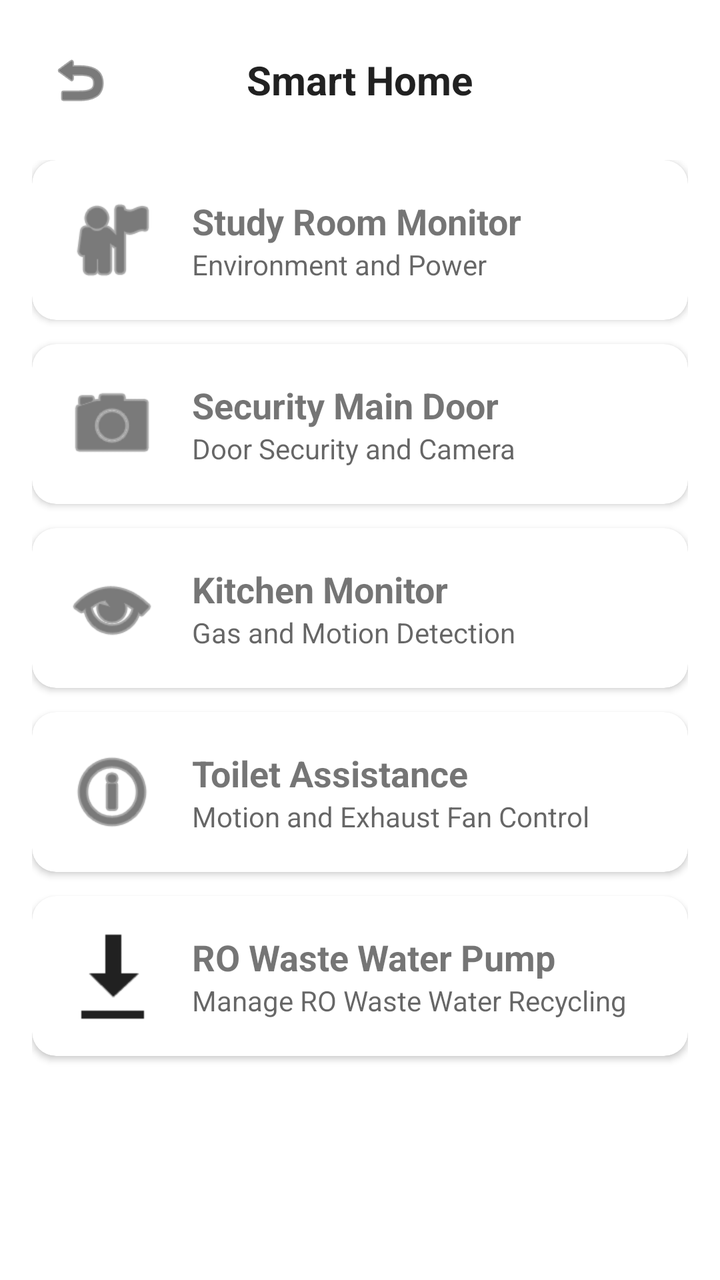
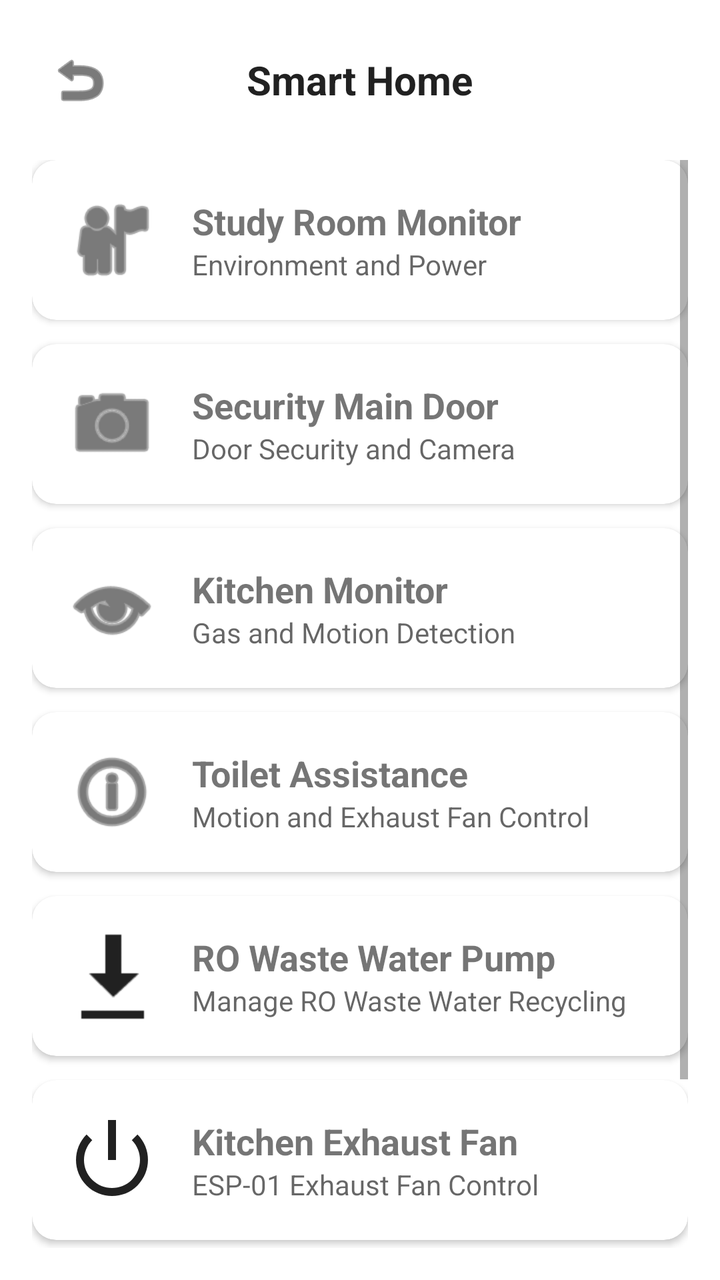

Before-and-after screenshots of an Android layout around one commit, followed by the original layout XML and the change that was made.
<!-- AndroidManifest.xml: application theme Theme.Sample -->
<!-- res/layout/activity_smart_home.xml -->
<?xml version="1.0" encoding="utf-8"?>
<LinearLayout xmlns:android="http://schemas.android.com/apk/res/android"
    xmlns:app="http://schemas.android.com/apk/res-auto"
    android:layout_width="match_parent"
    android:layout_height="match_parent"
    android:orientation="vertical"
    android:padding="16dp"
    android:background="?android:attr/colorBackground">

    <RelativeLayout
        android:layout_width="match_parent"
        android:layout_height="wrap_content"
        android:layout_marginBottom="16dp">

        <ImageButton
            android:id="@+id/btn_back"
            android:layout_width="48dp"
            android:layout_height="48dp"
            android:background="?attr/selectableItemBackgroundBorderless"
            android:src="@android:drawable/ic_menu_revert"
            android:contentDescription="@string/content_desc_back"
            app:tint="?android:attr/textColorPrimary" />

        <TextView
            android:layout_width="wrap_content"
            android:layout_height="wrap_content"
            android:layout_centerInParent="true"
            android:text="@string/title_smart_home"
            android:textColor="?android:attr/textColorPrimary"
            android:textSize="20sp"
            android:textStyle="bold" />
    </RelativeLayout>

    <ScrollView
        android:layout_width="match_parent"
        android:layout_height="0dp"
        android:layout_weight="1">

        <LinearLayout
            android:layout_width="match_parent"
            android:layout_height="wrap_content"
            android:orientation="vertical">

            
            <com.google.android.material.card.MaterialCardView
                android:id="@+id/card_study_room"
                android:layout_width="match_parent"
                android:layout_height="wrap_content"
                android:layout_marginBottom="12dp"
                android:clickable="true"
                android:focusable="true"
                app:cardCornerRadius="12dp"
                app:cardElevation="2dp">

                <LinearLayout
                    android:layout_width="match_parent"
                    android:layout_height="wrap_content"
                    android:orientation="horizontal"
                    android:padding="16dp"
                    android:gravity="center_vertical">

                    <ImageView
                        android:layout_width="48dp"
                        android:layout_height="48dp"
                        android:src="@android:drawable/ic_menu_myplaces"
                        app:tint="?android:attr/textColorPrimary" />

                    <LinearLayout
                        android:layout_width="0dp"
                        android:layout_height="wrap_content"
                        android:layout_weight="1"
                        android:orientation="vertical"
                        android:layout_marginStart="16dp">

                        <TextView
                            android:layout_width="wrap_content"
                            android:layout_height="wrap_content"
                            android:text="@string/title_study_room"
                            android:textSize="18sp"
                            android:textStyle="bold" />

                        <TextView
                            android:layout_width="wrap_content"
                            android:layout_height="wrap_content"
                            android:text="@string/desc_study_room"
                            android:textSize="14sp"
                            android:textColor="?android:attr/textColorSecondary" />
                    </LinearLayout>
                </LinearLayout>
            </com.google.android.material.card.MaterialCardView>

            
            <com.google.android.material.card.MaterialCardView
                android:id="@+id/card_main_door"
                android:layout_width="match_parent"
                android:layout_height="wrap_content"
                android:layout_marginBottom="12dp"
                android:clickable="true"
                android:focusable="true"
                app:cardCornerRadius="12dp"
                app:cardElevation="2dp">

                <LinearLayout
                    android:layout_width="match_parent"
                    android:layout_height="wrap_content"
                    android:orientation="horizontal"
                    android:padding="16dp"
                    android:gravity="center_vertical">

                    <ImageView
                        android:layout_width="48dp"
                        android:layout_height="48dp"
                        android:src="@android:drawable/ic_menu_camera"
                        app:tint="?android:attr/textColorPrimary" />

                    <LinearLayout
                        android:layout_width="0dp"
                        android:layout_height="wrap_content"
                        android:layout_weight="1"
                        android:orientation="vertical"
                        android:layout_marginStart="16dp">

                        <TextView
                            android:layout_width="wrap_content"
                            android:layout_height="wrap_content"
                            android:text="@string/title_main_door"
                            android:textSize="18sp"
                            android:textStyle="bold" />

                        <TextView
                            android:layout_width="wrap_content"
                            android:layout_height="wrap_content"
                            android:text="@string/desc_main_door"
                            android:textSize="14sp"
                            android:textColor="?android:attr/textColorSecondary" />
                    </LinearLayout>
                </LinearLayout>
            </com.google.android.material.card.MaterialCardView>

            
            <com.google.android.material.card.MaterialCardView
                android:id="@+id/card_kitchen"
                android:layout_width="match_parent"
                android:layout_height="wrap_content"
                android:layout_marginBottom="12dp"
                android:clickable="true"
                android:focusable="true"
                app:cardCornerRadius="12dp"
                app:cardElevation="2dp">

                <LinearLayout
                    android:layout_width="match_parent"
                    android:layout_height="wrap_content"
                    android:orientation="horizontal"
                    android:padding="16dp"
                    android:gravity="center_vertical">

                    <ImageView
                        android:layout_width="48dp"
                        android:layout_height="48dp"
                        android:src="@android:drawable/ic_menu_view"
                        app:tint="?android:attr/textColorPrimary" />

                    <LinearLayout
                        android:layout_width="0dp"
                        android:layout_height="wrap_content"
                        android:layout_weight="1"
                        android:orientation="vertical"
                        android:layout_marginStart="16dp">

                        <TextView
                            android:layout_width="wrap_content"
                            android:layout_height="wrap_content"
                            android:text="@string/title_kitchen"
                            android:textSize="18sp"
                            android:textStyle="bold" />

                        <TextView
                            android:layout_width="wrap_content"
                            android:layout_height="wrap_content"
                            android:text="@string/desc_kitchen"
                            android:textSize="14sp"
                            android:textColor="?android:attr/textColorSecondary" />
                    </LinearLayout>
                </LinearLayout>
            </com.google.android.material.card.MaterialCardView>

            
            <com.google.android.material.card.MaterialCardView
                android:id="@+id/card_toilet"
                android:layout_width="match_parent"
                android:layout_height="wrap_content"
                android:layout_marginBottom="12dp"
                android:clickable="true"
                android:focusable="true"
                app:cardCornerRadius="12dp"
                app:cardElevation="2dp">

                <LinearLayout
                    android:layout_width="match_parent"
                    android:layout_height="wrap_content"
                    android:orientation="horizontal"
                    android:padding="16dp"
                    android:gravity="center_vertical">

                    <ImageView
                        android:layout_width="48dp"
                        android:layout_height="48dp"
                        android:src="@android:drawable/ic_menu_info_details"
                        app:tint="?android:attr/textColorPrimary" />

                    <LinearLayout
                        android:layout_width="0dp"
                        android:layout_height="wrap_content"
                        android:layout_weight="1"
                        android:orientation="vertical"
                        android:layout_marginStart="16dp">

                        <TextView
                            android:layout_width="wrap_content"
                            android:layout_height="wrap_content"
                            android:text="@string/title_toilet"
                            android:textSize="18sp"
                            android:textStyle="bold" />

                        <TextView
                            android:layout_width="wrap_content"
                            android:layout_height="wrap_content"
                            android:text="@string/desc_toilet"
                            android:textSize="14sp"
                            android:textColor="?android:attr/textColorSecondary" />
                    </LinearLayout>
                </LinearLayout>
            </com.google.android.material.card.MaterialCardView>

            
            <com.google.android.material.card.MaterialCardView
                android:id="@+id/card_ro_pump"
                android:layout_width="match_parent"
                android:layout_height="wrap_content"
                android:layout_marginBottom="12dp"
                android:clickable="true"
                android:focusable="true"
                app:cardCornerRadius="12dp"
                app:cardElevation="2dp">

                <LinearLayout
                    android:layout_width="match_parent"
                    android:layout_height="wrap_content"
                    android:orientation="horizontal"
                    android:padding="16dp"
                    android:gravity="center_vertical">

                    <ImageView
                        android:layout_width="48dp"
                        android:layout_height="48dp"
                        android:src="@android:drawable/stat_sys_download"
                        app:tint="?android:attr/textColorPrimary" />

                    <LinearLayout
                        android:layout_width="0dp"
                        android:layout_height="wrap_content"
                        android:layout_weight="1"
                        android:orientation="vertical"
                        android:layout_marginStart="16dp">

                        <TextView
                            android:layout_width="wrap_content"
                            android:layout_height="wrap_content"
                            android:text="@string/title_ro_pump"
                            android:textSize="18sp"
                            android:textStyle="bold" />

                        <TextView
                            android:layout_width="wrap_content"
                            android:layout_height="wrap_content"
                            android:text="@string/desc_ro_pump"
                            android:textSize="14sp"
                            android:textColor="?android:attr/textColorSecondary" />
                    </LinearLayout>
                </LinearLayout>
            </com.google.android.material.card.MaterialCardView>

        </LinearLayout>
    </ScrollView>

</LinearLayout>
<!-- resources referenced by this layout -->
<resources>
  <string name="content_desc_back">Back to Menu</string>
  <string name="desc_kitchen">Gas and Motion Detection</string>
  <string name="desc_main_door">Door Security and Camera</string>
  <string name="desc_ro_pump">Manage RO Waste Water Recycling</string>
  <string name="desc_study_room">Environment and Power</string>
  <string name="desc_toilet">Motion and Exhaust Fan Control</string>
  <string name="title_kitchen">Kitchen Monitor</string>
  <string name="title_main_door">Security Main Door</string>
  <string name="title_ro_pump">RO Waste Water Pump</string>
  <string name="title_smart_home">Smart Home</string>
  <string name="title_study_room">Study Room Monitor</string>
  <string name="title_toilet">Toilet Assistance</string>
  <style name="Theme.Sample" parent="Theme.MaterialComponents.DayNight.NoActionBar">
          
          <item name="colorPrimary">@color/purple_500</item>
          <item name="colorPrimaryVariant">@color/purple_700</item>
          <item name="colorOnPrimary">@color/white</item>
          
          <item name="colorSecondary">@color/teal_200</item>
          <item name="colorSecondaryVariant">@color/teal_700</item>
          <item name="colorOnSecondary">@color/black</item>
          
          <item name="android:statusBarColor">?attr/colorPrimaryVariant</item>
          
      </style>
  <color name="purple_500">#FF6200EE</color>
  <color name="purple_700">#FF3700B3</color>
  <color name="white">#FFFFFFFF</color>
  <color name="teal_200">#FF03DAC5</color>
  <color name="teal_700">#FF018786</color>
  <color name="black">#FF000000</color>
</resources>

<!-- the commit's change to res/layout/activity_smart_home.xml (unified diff, before → after) -->
@@ -281,6 +281,102 @@
                 </LinearLayout>
             </com.google.android.material.card.MaterialCardView>
 
+            
+            <com.google.android.material.card.MaterialCardView
+                android:id="@+id/card_kitchen_exhaust"
+                android:layout_width="match_parent"
+                android:layout_height="wrap_content"
+                android:layout_marginBottom="12dp"
+                android:clickable="true"
+                android:focusable="true"
+                app:cardCornerRadius="12dp"
+                app:cardElevation="2dp">
+
+                <LinearLayout
+                    android:layout_width="match_parent"
+                    android:layout_height="wrap_content"
+                    android:orientation="horizontal"
+                    android:padding="16dp"
+                    android:gravity="center_vertical">
+
+                    <ImageView
+                        android:layout_width="48dp"
+                        android:layout_height="48dp"
+                        android:src="@android:drawable/ic_lock_power_off"
+                        app:tint="?android:attr/textColorPrimary" />
+
+                    <LinearLayout
+                        android:layout_width="0dp"
+                        android:layout_height="wrap_content"
+                        android:layout_weight="1"
+                        android:orientation="vertical"
+                        android:layout_marginStart="16dp">
+
+                        <TextView
+                            android:layout_width="wrap_content"
+                            android:layout_height="wrap_content"
+                            android:text="@string/title_kitchen_exhaust"
+                            android:textSize="18sp"
+                            android:textStyle="bold" />
+
+                        <TextView
+                            android:layout_width="wrap_content"
+                            android:layout_height="wrap_content"
+                            android:text="@string/desc_kitchen_exhaust"
+                            android:textSize="14sp"
+                            android:textColor="?android:attr/textColorSecondary" />
+                    </LinearLayout>
+                </LinearLayout>
+            </com.google.android.material.card.MaterialCardView>
+
+            
+            <com.google.android.material.card.MaterialCardView
+                android:id="@+id/card_pi_kitchen"
+                android:layout_width="match_parent"
+                android:layout_height="wrap_content"
+                android:layout_marginBottom="12dp"
+                android:clickable="true"
+                android:focusable="true"
+                app:cardCornerRadius="12dp"
+                app:cardElevation="2dp">
+
+                <LinearLayout
+                    android:layout_width="match_parent"
+                    android:layout_height="wrap_content"
+                    android:orientation="horizontal"
+                    android:padding="16dp"
+                    android:gravity="center_vertical">
+
+                    <ImageView
+                        android:layout_width="48dp"
+                        android:layout_height="48dp"
+                        android:src="@android:drawable/ic_menu_camera"
+                        app:tint="?android:attr/textColorPrimary" />
+
+                    <LinearLayout
+                        android:layout_width="0dp"
+                        android:layout_height="wrap_content"
+                        android:layout_weight="1"
+                        android:orientation="vertical"
+                        android:layout_marginStart="16dp">
+
+                        <TextView
+                            android:layout_width="wrap_content"
+                            android:layout_height="wrap_content"
+                            android:text="Pi Kitchen Monitor"
+                            android:textSize="18sp"
+                            android:textStyle="bold" />
+
+                        <TextView
+                            android:layout_width="wrap_content"
+                            android:layout_height="wrap_content"
+                            android:text="Advanced Pi-based monitoring"
+                            android:textSize="14sp"
+                            android:textColor="?android:attr/textColorSecondary" />
+                    </LinearLayout>
+                </LinearLayout>
+            </com.google.android.material.card.MaterialCardView>
+
         </LinearLayout>
     </ScrollView>
 
<!-- resource entries referenced after the edit -->
@@ -2,11 +2,13 @@
 <resources>
   <string name="content_desc_back">Back to Menu</string>
   <string name="desc_kitchen">Gas and Motion Detection</string>
+  <string name="desc_kitchen_exhaust">ESP-01 Exhaust Fan Control</string>
   <string name="desc_main_door">Door Security and Camera</string>
   <string name="desc_ro_pump">Manage RO Waste Water Recycling</string>
   <string name="desc_study_room">Environment and Power</string>
   <string name="desc_toilet">Motion and Exhaust Fan Control</string>
   <string name="title_kitchen">Kitchen Monitor</string>
+  <string name="title_kitchen_exhaust">Kitchen Exhaust Fan</string>
   <string name="title_main_door">Security Main Door</string>
   <string name="title_ro_pump">RO Waste Water Pump</string>
   <string name="title_smart_home">Smart Home</string>
